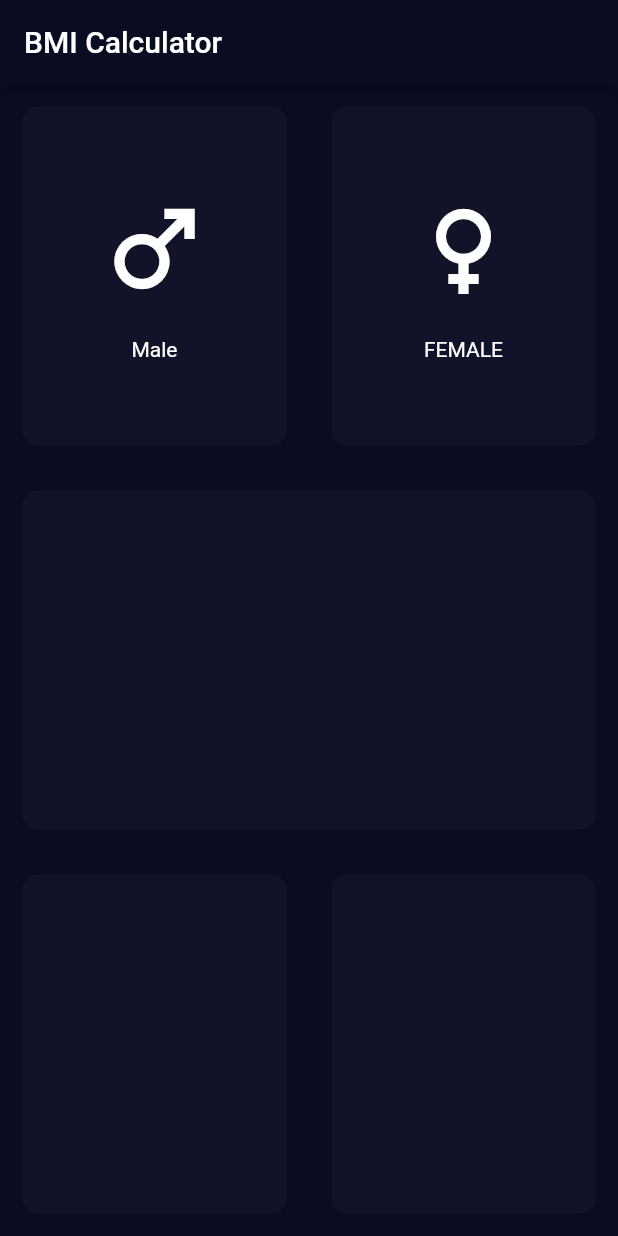
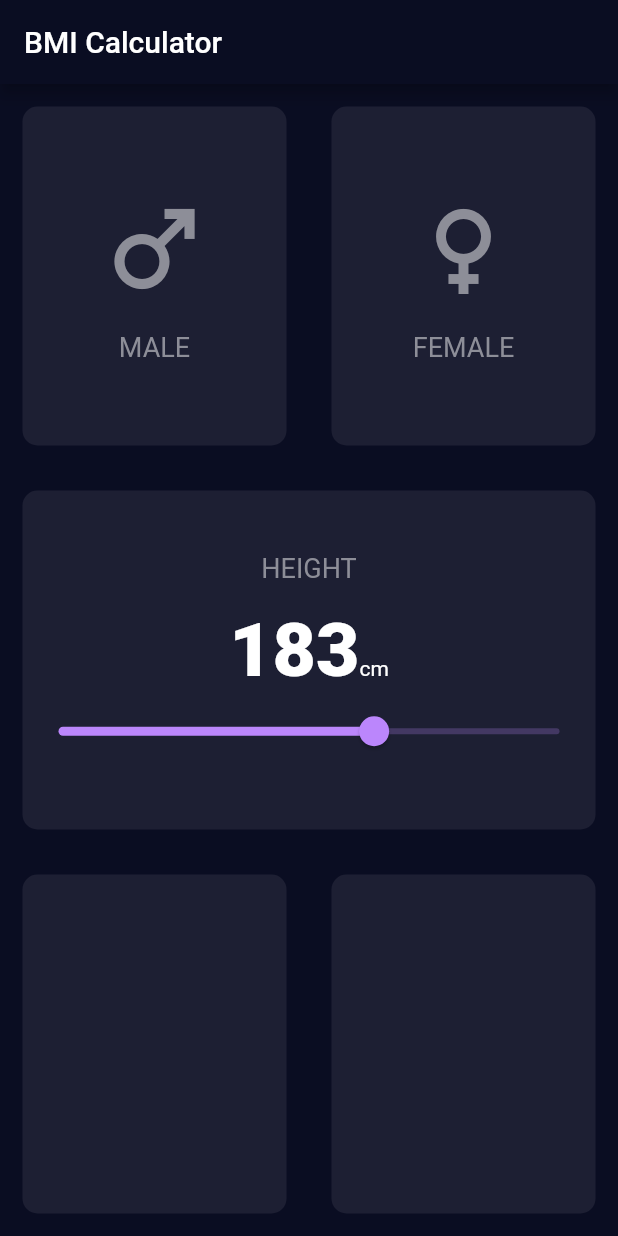
Before and after one commit to yassineltayeb/flutter_bmi_calculator, a Flutter app: the screen it shows after launch, on a phone screen of 412 x 824 dp. Run offline on Flutter 3.47's test engine with Material 2 defaults, Android fonts, the phone set to English and light mode, and no system bars.

Commit message:
added height slider

```diff
--- /dev/null
+++ b/lib/constants.dart
@@ -0,0 +1,17 @@
+import 'package:flutter/material.dart';
+
+const kMainColor = Color(0xFF0a0d22);
+const kSecondaryColor = Color(0xFFff163d);
+const kCardColor = Color(0xFF1d1f33);
+const kLabelActiveColor = Color(0xFFffffff);
+const kLabelInactiveColor = Color(0xFF8d8e98);
+
+const kLabelTextStyle = TextStyle(
+  fontSize: 18,
+  color: kLabelInactiveColor,
+);
+
+const kLabelTextStyleBold = TextStyle(
+  fontSize: 50,
+  fontWeight: FontWeight.w900,
+);
--- a/lib/main.dart
+++ b/lib/main.dart
@@ -1,7 +1,7 @@
 import 'package:bmi_calculator/screens/bmi_calculator_screen.dart';
 import 'package:flutter/material.dart';
 
-const mainColor = Color(0xFF0a0d22);
+import 'constants.dart';
 
 void main() {
   runApp(const MyApp());
@@ -15,12 +15,12 @@ class MyApp extends StatelessWidget {
     return MaterialApp(
       title: 'BMI Calculator',
       theme: ThemeData.dark().copyWith(
-          scaffoldBackgroundColor: mainColor,
+          scaffoldBackgroundColor: kMainColor,
           appBarTheme: const AppBarTheme(
-            backgroundColor: mainColor,
+            backgroundColor: kMainColor,
           ),
           colorScheme: const ColorScheme.dark().copyWith(
-            background: mainColor,
+            background: kMainColor,
           )),
       home: const BMICalculatorScreen(),
     );
--- a/lib/screens/bmi_calculator_screen.dart
+++ b/lib/screens/bmi_calculator_screen.dart
@@ -1,9 +1,8 @@
 import 'package:flutter/material.dart';
 
+import '../constants.dart';
 import '../widgets/icon_content.dart';
 import '../widgets/reusable_card.dart';
-
-const mainColor = Color(0xFF111428);
 
 class BMICalculatorScreen extends StatefulWidget {
   const BMICalculatorScreen({super.key});
@@ -13,29 +12,31 @@ class BMICalculatorScreen extends StatefulWidget {
 }
 
 class _BMICalculatorScreenState extends State<BMICalculatorScreen> {
+  int height = 183;
+
   @override
   Widget build(BuildContext context) {
     return Scaffold(
       appBar: AppBar(
         title: const Text("BMI Calculator"),
       ),
-      body: const Column(
+      body: Column(
         children: [
-          Expanded(
+          const Expanded(
             child: Row(
               children: [
                 Expanded(
                   child: ReusableCard(
-                    color: mainColor,
+                    color: kCardColor,
                     child: IconContent(
                       icon: Icons.male,
-                      text: "Male",
+                      text: "MALE",
                     ),
                   ),
                 ),
                 Expanded(
                   child: ReusableCard(
-                    color: mainColor,
+                    color: kCardColor,
                     child: IconContent(
                       icon: Icons.female,
                       text: "FEMALE",
@@ -46,16 +47,50 @@ class _BMICalculatorScreenState extends State<BMICalculatorScreen> {
             ),
           ),
           Expanded(
-            child: ReusableCard(color: mainColor),
+            child: ReusableCard(
+              color: kCardColor,
+              child: Column(
+                mainAxisAlignment: MainAxisAlignment.center,
+                children: [
+                  const Text(
+                    "HEIGHT",
+                    style: kLabelTextStyle,
+                  ),
+                  const SizedBox(height: 15),
+                  Row(
+                    mainAxisAlignment: MainAxisAlignment.center,
+                    crossAxisAlignment: CrossAxisAlignment.baseline,
+                    textBaseline: TextBaseline.alphabetic,
+                    children: [
+                      Text(
+                        height.toString(),
+                        style: kLabelTextStyleBold,
+                      ),
+                      const Text('cm'),
+                    ],
+                  ),
+                  Slider(
+                    value: height.toDouble(),
+                    onChanged: (newValue) {
+                      setState(() {
+                        height = newValue.round();
+                      });
+                    },
+                    min: 120,
+                    max: 220,
+                  )
+                ],
+              ),
+            ),
           ),
-          Expanded(
+          const Expanded(
             child: Row(
               children: [
                 Expanded(
-                  child: ReusableCard(color: mainColor),
+                  child: ReusableCard(color: kCardColor),
                 ),
                 Expanded(
-                  child: ReusableCard(color: mainColor),
+                  child: ReusableCard(color: kCardColor),
                 ),
               ],
             ),
--- a/lib/widgets/icon_content.dart
+++ b/lib/widgets/icon_content.dart
@@ -1,4 +1,6 @@
 import 'package:flutter/material.dart';
+
+import '../constants.dart';
 
 class IconContent extends StatelessWidget {
   final IconData icon;
@@ -17,14 +19,12 @@ class IconContent extends StatelessWidget {
         Icon(
           icon,
           size: 80,
+          color: kLabelInactiveColor,
         ),
         const SizedBox(height: 15),
         Text(
           text,
-          textAlign: TextAlign.center,
-          strutStyle: const StrutStyle(
-            fontSize: 18,
-          ),
+          style: kLabelTextStyle,
         ),
       ],
     );
```
